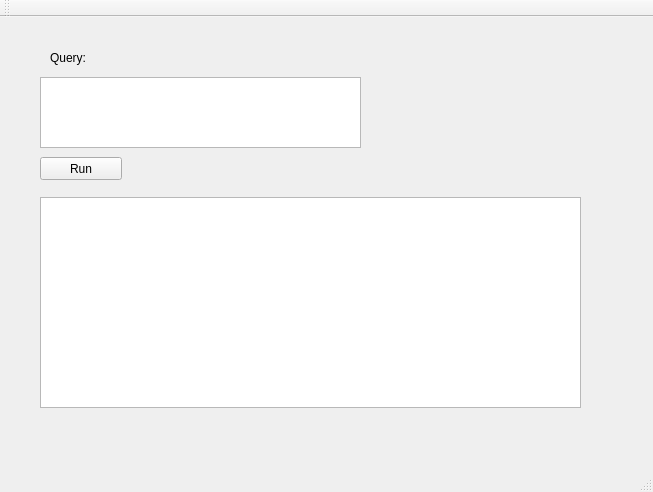
Above: mainwindow.ui from FreeArts/CuDatSearch before the change. Below: the same form after it.
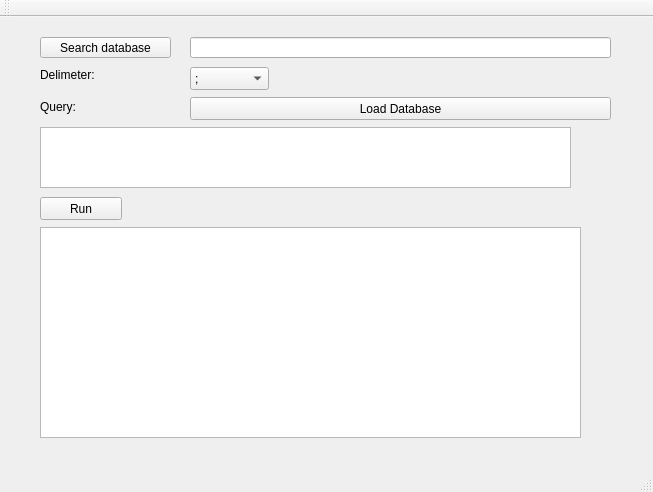
That is the form after the change.

Commit message: add CSVReader class and refactored std parts to Qt

The edit to the form file:
```diff
--- a/mainwindow.ui
+++ b/mainwindow.ui
@@ -18,7 +18,7 @@
     <property name="geometry">
      <rect>
       <x>40</x>
-      <y>140</y>
+      <y>180</y>
       <width>82</width>
       <height>23</height>
      </rect>
@@ -31,17 +31,17 @@
     <property name="geometry">
      <rect>
       <x>40</x>
-      <y>60</y>
-      <width>321</width>
-      <height>71</height>
+      <y>110</y>
+      <width>531</width>
+      <height>61</height>
      </rect>
     </property>
    </widget>
    <widget class="QLabel" name="label">
     <property name="geometry">
      <rect>
-      <x>50</x>
-      <y>31</y>
+      <x>40</x>
+      <y>80</y>
       <width>61</width>
       <height>20</height>
      </rect>
@@ -54,12 +54,86 @@
     <property name="geometry">
      <rect>
       <x>40</x>
-      <y>180</y>
+      <y>210</y>
       <width>541</width>
       <height>211</height>
      </rect>
     </property>
    </widget>
+   <widget class="QPushButton" name="searchButton">
+    <property name="geometry">
+     <rect>
+      <x>40</x>
+      <y>20</y>
+      <width>131</width>
+      <height>21</height>
+     </rect>
+    </property>
+    <property name="text">
+     <string>Search database</string>
+    </property>
+   </widget>
+   <widget class="QLineEdit" name="lineEdit">
+    <property name="geometry">
+     <rect>
+      <x>190</x>
+      <y>20</y>
+      <width>421</width>
+      <height>21</height>
+     </rect>
+    </property>
+   </widget>
+   <widget class="QPushButton" name="loadDatabaseButton">
+    <property name="geometry">
+     <rect>
+      <x>190</x>
+      <y>80</y>
+      <width>421</width>
+      <height>23</height>
+     </rect>
+    </property>
+    <property name="text">
+     <string>Load Database</string>
+    </property>
+   </widget>
+   <widget class="QComboBox" name="delimeterBox">
+    <property name="geometry">
+     <rect>
+      <x>190</x>
+      <y>50</y>
+      <width>79</width>
+      <height>23</height>
+     </rect>
+    </property>
+    <item>
+     <property name="text">
+      <string>;</string>
+     </property>
+    </item>
+    <item>
+     <property name="text">
+      <string>/</string>
+     </property>
+    </item>
+    <item>
+     <property name="text">
+      <string>,</string>
+     </property>
+    </item>
+   </widget>
+   <widget class="QLabel" name="label_2">
+    <property name="geometry">
+     <rect>
+      <x>40</x>
+      <y>50</y>
+      <width>81</width>
+      <height>16</height>
+     </rect>
+    </property>
+    <property name="text">
+     <string>Delimeter:</string>
+    </property>
+   </widget>
   </widget>
   <widget class="QMenuBar" name="menuBar">
    <property name="geometry">
```
The commit also changes 5 other files.
